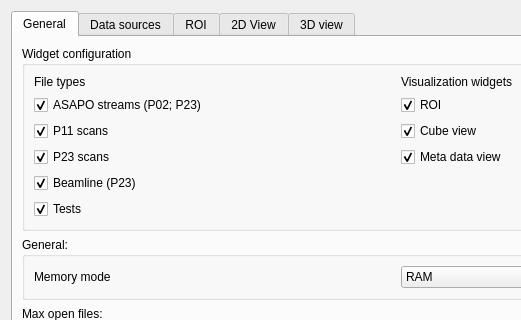
First picture: the form in uis/settings.ui, repository yamedvedya/data_viewer, before the edit; both pictures show x 0 to 521 and y 0 to 320 of the 796 by 716 pixel window.
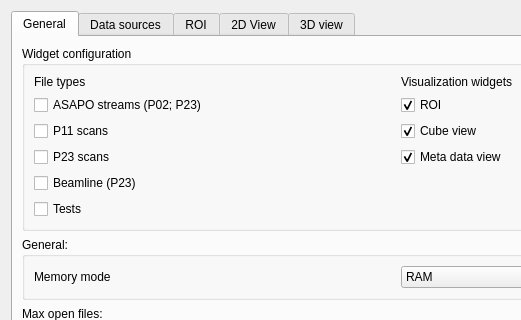
Second picture: the form after the edit.

```diff
--- a/uis/settings.ui
+++ b/uis/settings.ui
@@ -36,7 +36,7 @@
              <string>Beamline (P23)</string>
             </property>
             <property name="checked">
-             <bool>true</bool>
+             <bool>false</bool>
             </property>
            </widget>
           </item>
@@ -46,7 +46,7 @@
              <string>Tests</string>
             </property>
             <property name="checked">
-             <bool>true</bool>
+             <bool>false</bool>
             </property>
            </widget>
           </item>
@@ -80,7 +80,7 @@
              <string>P23 scans</string>
             </property>
             <property name="checked">
-             <bool>true</bool>
+             <bool>false</bool>
             </property>
            </widget>
           </item>
@@ -90,7 +90,7 @@
              <string>ASAPO streams (P02; P23)</string>
             </property>
             <property name="checked">
-             <bool>true</bool>
+             <bool>false</bool>
             </property>
            </widget>
           </item>
@@ -100,7 +100,7 @@
              <string>P11 scans</string>
             </property>
             <property name="checked">
-             <bool>true</bool>
+             <bool>false</bool>
             </property>
            </widget>
           </item>
```
